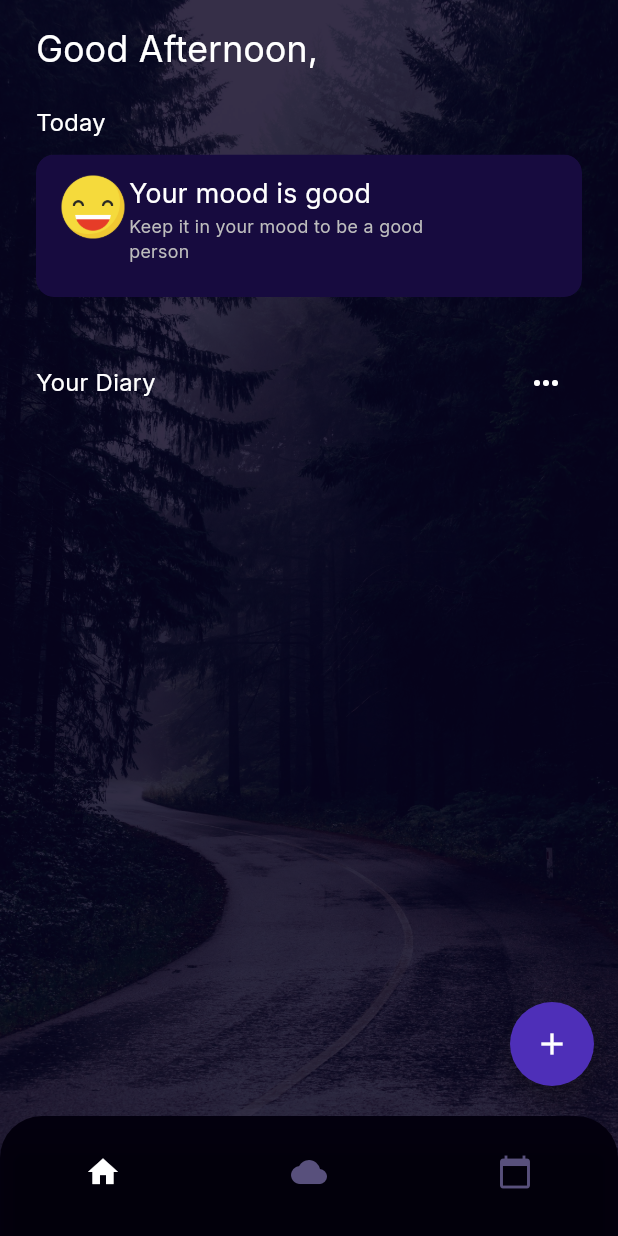
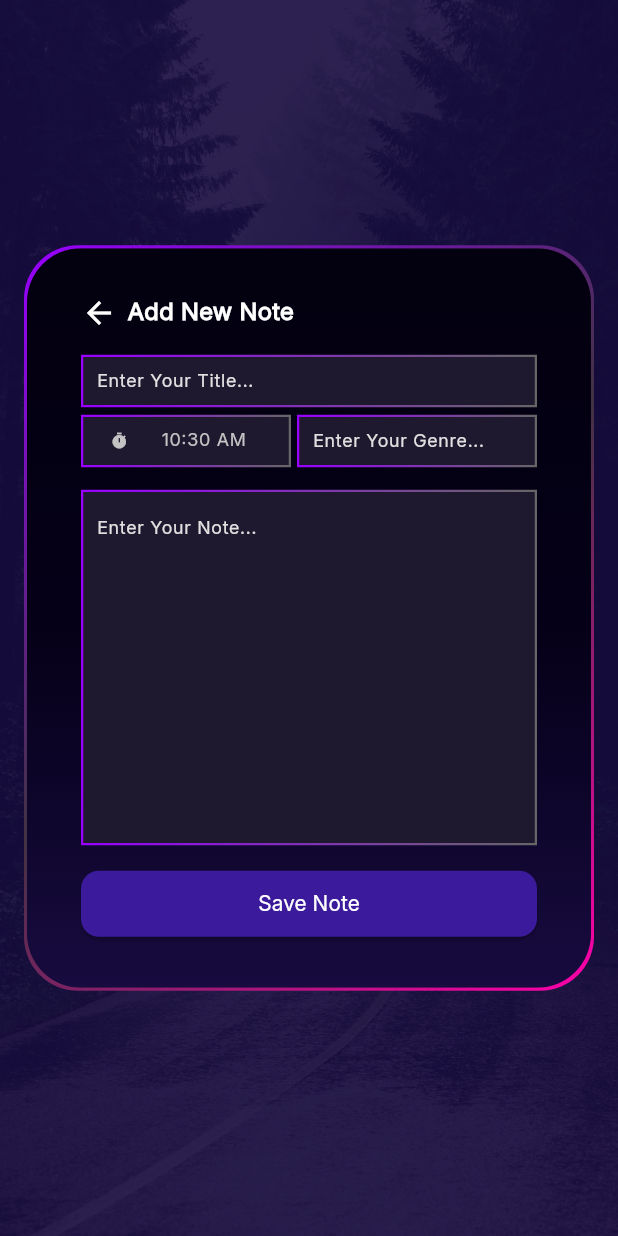
Before and after one commit to jerwinagustin/PersonalApplication, a Flutter app: the Navigation screen opened by its route, after a tap on the "add" icon, on a phone screen of 412 x 824 dp. Run offline on Flutter 3.47's test engine with Material 3 defaults, Android fonts, the light colour scheme and no system bars; our stand-ins replace firebase_auth, firebase_core; accounts and stored records are empty.

Commit message:
Fix overflow

```diff
--- a/lib/DiaryPage/Diary.dart
+++ b/lib/DiaryPage/Diary.dart
@@ -1,5 +1,6 @@
 import 'package:flutter/material.dart';
 import 'package:personal_application/Auth/Authservice.dart';
+import 'package:intl/intl.dart';
 
 class Diary extends StatefulWidget {
   const Diary({super.key});
@@ -9,9 +10,28 @@ class Diary extends StatefulWidget {
 }
 
 class _Diary extends State<Diary> {
+  DateTime selectedDate = DateTime.now();
+
+  String getUserGreeting() {
+    final user = authService.value.currentUser;
+    if (user != null) {
+      final displayName =
+          user.displayName ?? user.email?.split('@')[0] ?? 'User';
+      return 'Good Afternoon, $displayName';
+    }
+    return 'Good Afternoon, User';
+  }
+
+  List<DateTime> getNextDays(int daysCount) {
+    return List.generate(daysCount, (index) {
+      return DateTime.now().add(Duration(days: index));
+    });
+  }
+
   @override
   Widget build(BuildContext context) {
     final size = MediaQuery.of(context).size;
+    final days = getNextDays(7);
 
     return Scaffold(
       body: SingleChildScrollView(
@@ -41,7 +61,7 @@ class _Diary extends State<Diary> {
                     SizedBox(height: 15),
                     SafeArea(
                       child: Text(
-                        'Good Afternoon, ${authService.value.currentUser!.displayName ?? ''}',
+                        getUserGreeting(),
                         style: TextStyle(
                           fontSize: 24,
                           color: Colors.white,
@@ -138,6 +158,78 @@ class _Diary extends State<Diary> {
                         ),
                       ],
                     ),
+
+                    SizedBox(height: 7),
+
+                    SizedBox(
+                      height: 100,
+                      child: ListView.builder(
+                        scrollDirection: Axis.horizontal,
+                        itemCount: days.length,
+                        itemBuilder: (context, index) {
+                          final date = days[index];
+                          final isSelected =
+                              date.day == selectedDate.day &&
+                              date.month == selectedDate.month &&
+                              date.year == selectedDate.year;
+
+                          return GestureDetector(
+                            onTap: () {
+                              setState(() {
+                                selectedDate = date;
+                              });
+                            },
+                            child: Container(
+                              margin: EdgeInsets.only(right: 12),
+                              width: 50,
+                              decoration: BoxDecoration(
+                                color: isSelected
+                                    ? Color(0xFF3B1B9C)
+                                    : Color(0xFF150A3A),
+                                borderRadius: BorderRadius.circular(8),
+                              ),
+                              child: Column(
+                                mainAxisAlignment: MainAxisAlignment.center,
+                                children: [
+                                  Text(
+                                    DateFormat.MMMM()
+                                        .format(date)
+                                        .toUpperCase(),
+                                    style: TextStyle(
+                                      fontFamily: 'Inter',
+                                      color: isSelected
+                                          ? Colors.white
+                                          : Color(0xFFBDBDBD),
+                                      fontSize: 10,
+                                    ),
+                                  ),
+
+                                  Text(
+                                    date.day.toString(),
+                                    style: TextStyle(
+                                      fontSize: 24,
+                                      color: Colors.white,
+                                      fontFamily: 'Inter',
+                                    ),
+                                  ),
+
+                                  Text(
+                                    DateFormat.E().format(date),
+                                    style: TextStyle(
+                                      fontFamily: 'Inter',
+                                      fontSize: 10,
+                                      color: isSelected
+                                          ? Colors.white
+                                          : Color(0xFFBDBDBD),
+                                    ),
+                                  ),
+                                ],
+                              ),
+                            ),
+                          );
+                        },
+                      ),
+                    ),
                   ],
                 ),
               ),
--- /dev/null
+++ b/lib/DiaryPage/DiaryNote.dart
@@ -0,0 +1,354 @@
+import 'package:flutter/material.dart';
+import 'package:personal_application/NavigationBar/Navigation.dart';
+
+class Diarynote extends StatefulWidget {
+  static const String id = 'Diarynote';
+  const Diarynote({super.key});
+
+  @override
+  State<Diarynote> createState() => _Diarynote();
+}
+
+class _Diarynote extends State<Diarynote> {
+  TextEditingController time = TextEditingController();
+  TextEditingController title = TextEditingController();
+  TextEditingController genre = TextEditingController();
+  TextEditingController textNote = TextEditingController();
+
+  @override
+  void initState() {
+    super.initState();
+
+    WidgetsBinding.instance.addPostFrameCallback((_) {
+      final now = TimeOfDay.now();
+
+      setState(() {
+        time.text = now.format(context);
+      });
+    });
+  }
+
+  @override
+  Widget build(BuildContext context) {
+    final size = MediaQuery.of(context).size;
+    return Scaffold(
+      body: SafeArea(
+        child: Stack(
+          children: [
+            Container(color: const Color(0xFF170B3F)),
+            Opacity(
+              opacity: 0.1,
+              child: Container(
+                decoration: BoxDecoration(
+                  image: DecorationImage(
+                    image: AssetImage('images/Phone.jpg'),
+                    fit: BoxFit.cover,
+                  ),
+                ),
+              ),
+            ),
+
+            Expanded(
+              child: Padding(
+                padding: const EdgeInsets.symmetric(horizontal: 16),
+                child: Column(
+                  mainAxisAlignment: MainAxisAlignment.center,
+                  children: [
+                    Container(
+                      decoration: BoxDecoration(
+                        gradient: LinearGradient(
+                          begin: Alignment.topLeft,
+                          end: Alignment.bottomRight,
+                          colors: [
+                            Color(0xFF9900FF),
+                            Color(0xFF413243),
+                            Color(0xFFFF00AA),
+                          ],
+                        ),
+                        borderRadius: BorderRadius.circular(36),
+                      ),
+                      padding: EdgeInsets.all(2),
+                      child: ClipRRect(
+                        borderRadius: BorderRadius.circular(36),
+                        child: Container(
+                          width: MediaQuery.of(context).size.width,
+                          height: 493,
+                          decoration: BoxDecoration(
+                            gradient: LinearGradient(
+                              begin: Alignment.topCenter,
+                              end: Alignment.bottomCenter,
+                              colors: [
+                                Color(0xFF03000F),
+                                Color(0xFF050017),
+                                Color(0xFF170B3F),
+                              ],
+                            ),
+                          ),
+                          child: Padding(
+                            padding: EdgeInsets.symmetric(
+                              horizontal: 36,
+                              vertical: 31,
+                            ),
+                            child: Column(
+                              children: [
+                                Row(
+                                  crossAxisAlignment: CrossAxisAlignment.start,
+                                  children: [
+                                    GestureDetector(
+                                      onTap: () {
+                                        setState(() {
+                                          Navigator.pushNamed(
+                                            context,
+                                            Navigation.id,
+                                          );
+                                        });
+                                      },
+                                      child: Icon(
+                                        Icons.arrow_back,
+                                        color: Colors.white,
+                                      ),
+                                    ),
+                                    SizedBox(width: 7),
+                                    Text(
+                                      'Add New Note',
+                                      style: TextStyle(
+                                        fontFamily: 'Inter',
+                                        fontWeight: FontWeight.bold,
+                                        fontSize: 16,
+                                        color: Colors.white,
+                                      ),
+                                    ),
+                                  ],
+                                ),
+
+                                SizedBox(height: 16),
+
+                                SizedBox(
+                                  height: 35,
+
+                                  child: Container(
+                                    decoration: BoxDecoration(
+                                      gradient: LinearGradient(
+                                        colors: [
+                                          Color(0xFF9900FF),
+                                          Color(0xFF666666),
+                                        ],
+                                      ),
+                                    ),
+                                    padding: EdgeInsets.all(1.5),
+                                    child: Container(
+                                      decoration: BoxDecoration(
+                                        color: Color(0xFF1F192F),
+                                      ),
+                                      alignment: Alignment.center,
+                                      child: TextField(
+                                        controller: title,
+                                        style: TextStyle(
+                                          fontFamily: 'Inter',
+                                          fontSize: 12,
+                                          color: Colors.white,
+                                        ),
+                                        decoration: InputDecoration(
+                                          isDense: true,
+                                          contentPadding: EdgeInsets.symmetric(
+                                            horizontal: 9,
+                                            vertical: 6,
+                                          ),
+                                          border: InputBorder.none,
+                                          hintText: 'Enter Your Title...',
+                                          hintStyle: TextStyle(
+                                            fontFamily: 'Inter',
+                                            fontSize: 12,
+                                            color: Color(0xFFE0E0E0),
+                                          ),
+                                        ),
+                                      ),
+                                    ),
+                                  ),
+                                ),
+                                SizedBox(height: 5),
+
+                                Row(
+                                  children: [
+                                    SizedBox(
+                                      height: 35,
+                                      width: 140,
+                                      child: Container(
+                                        decoration: BoxDecoration(
+                                          gradient: LinearGradient(
+                                            colors: [
+                                              Color(0xFF9900FF),
+                                              Color(0xFF666666),
+                                            ],
+                                          ),
+                                        ),
+
+                                        padding: EdgeInsets.all(1.5),
+                                        child: Container(
+                                          decoration: BoxDecoration(
+                                            color: Color(0xFF1F192F),
+                                          ),
+                                          alignment: Alignment.center,
+                                          child: TextField(
+                                            controller: time,
+                                            readOnly: true,
+                                            enabled: false,
+                                            style: TextStyle(
+                                              fontFamily: 'Inter',
+                                              fontSize: 12,
+                                              color: Color(0xFFC3C3C3),
+                                            ),
+                                            decoration: InputDecoration(
+                                              prefixIcon: Icon(
+                                                Icons.timer,
+                                                size: 12,
+                                                color: Color(0xFFC3C3C3),
+                                              ),
+                                              isDense: true,
+                                              contentPadding:
+                                                  EdgeInsets.symmetric(
+                                                    horizontal: 9,
+                                                    vertical: 6,
+                                                  ),
+                                            ),
+                                          ),
+                                        ),
+                                      ),
+                                    ),
+
+                                    SizedBox(width: 4),
+
+                                    SizedBox(
+                                      height: 35,
+                                      width: 160,
+                                      child: Container(
+                                        decoration: BoxDecoration(
+                                          gradient: LinearGradient(
+                                            colors: [
+                                              Color(0xFF9900FF),
+                                              Color(0xFF666666),
+                                            ],
+                                          ),
+                                        ),
+                                        padding: EdgeInsets.all(1.5),
+                                        child: Container(
+                                          decoration: BoxDecoration(
+                                            color: Color(0xFF1F192F),
+                                          ),
+                                          alignment: Alignment.center,
+                                          child: TextField(
+                                            controller: genre,
+                                            style: TextStyle(
+                                              fontFamily: 'Inter',
+                                              fontSize: 12,
+                                              color: Colors.white,
+                                            ),
+                                            decoration: InputDecoration(
+                                              isDense: true,
+                                              contentPadding:
+                                                  EdgeInsets.symmetric(
+                                                    horizontal: 9,
+                                                    vertical: 6,
+                                                  ),
+                                              border: InputBorder.none,
+                                              hintText: 'Enter Your Genre...',
+                                              hintStyle: TextStyle(
+                                                fontFamily: 'Inter',
+                                                fontSize: 12,
+                                                color: Color(0xFFE0E0E0),
+                                              ),
+                                            ),
+                                          ),
+                                        ),
+                                      ),
+                                    ),
+                                  ],
+                                ),
+
+                                SizedBox(height: 15),
+
+                                SizedBox(
+                                  height: 237,
+
+                                  child: Container(
+                                    decoration: BoxDecoration(
+                                      gradient: LinearGradient(
+                                        colors: [
+                                          Color(0xFF9900FF),
+                                          Color(0xFF666666),
+                                        ],
+                                      ),
+                                    ),
+                                    padding: EdgeInsets.all(1.5),
+                                    child: Container(
+                                      decoration: BoxDecoration(
+                                        color: Color(0xFF1F192F),
+                                      ),
+
+                                      child: TextField(
+                                        controller: textNote,
+                                        style: TextStyle(
+                                          fontFamily: 'Inter',
+                                          fontSize: 12,
+                                          color: Colors.white,
+                                        ),
+                                        decoration: InputDecoration(
+                                          contentPadding: EdgeInsets.symmetric(
+                                            horizontal: 9,
+                                            vertical: 6,
+                                          ),
+                                          border: InputBorder.none,
+                                          hintText: 'Enter Your Note...',
+                                          hintStyle: TextStyle(
+                                            fontFamily: 'Inter',
+                                            fontSize: 12,
+                                            color: Color(0xFFE0E0E0),
+                                          ),
+                                        ),
+                                      ),
+                                    ),
+                                  ),
+                                ),
+
+                                SizedBox(height: 15),
+
+                                SizedBox(
+                                  width: double.infinity,
+                                  child: ElevatedButton(
+                                    onPressed: () {},
+                                    style: ElevatedButton.styleFrom(
+                                      backgroundColor: Color(0xFF3B1B9C),
+                                      padding: EdgeInsets.symmetric(
+                                        vertical: 12,
+                                      ),
+                                      shape: RoundedRectangleBorder(
+                                        borderRadius: BorderRadius.circular(12),
+                                      ),
+                                    ),
+                                    child: Text(
+                                      'Save Note',
+                                      style: TextStyle(
+                                        fontFamily: 'Inter',
+                                        fontSize: 14,
+                                        fontWeight: FontWeight.w500,
+                                        color: Colors.white,
+                                      ),
+                                    ),
+                                  ),
+                                ),
+                              ],
+                            ),
+                          ),
+                        ),
+                      ),
+                    ),
+                  ],
+                ),
+              ),
+            ),
+          ],
+        ),
+      ),
+    );
+  }
+}
--- a/lib/LoginPage/Login_Register_Page.dart
+++ b/lib/LoginPage/Login_Register_Page.dart
@@ -305,6 +305,7 @@ class _LoginPage extends State<LoginPage> {
         email: emailController.text,
         password: passwordController.text,
       );
+      await Future.delayed(Duration(milliseconds: 500));
       Navigator.pushNamed(context, Navigation.id);
     } on FirebaseAuthException catch (e) {
       setState(() {
--- a/lib/NavigationBar/Navigation.dart
+++ b/lib/NavigationBar/Navigation.dart
@@ -1,5 +1,6 @@
 import 'package:flutter/material.dart';
 import 'package:personal_application/DiaryPage/Diary.dart';
+import 'package:personal_application/DiaryPage/DiaryNote.dart';
 
 class Navigation extends StatefulWidget {
   static const String id = 'Navigation';
@@ -75,10 +76,14 @@ class _Navigation extends State<Navigation> {
           ? Padding(
               padding: const EdgeInsets.only(bottom: 100),
               child: FloatingActionButton(
-                onPressed: () {},
+                onPressed: () {
+                  setState(() {
+                    Navigator.pushNamed(context, Diarynote.id);
+                  });
+                },
                 backgroundColor: Color(0xFF4E2FB8),
+                shape: CircleBorder(),
                 child: Icon(Icons.add, color: Colors.white),
-                shape: CircleBorder(),
               ),
             )
           : null,
--- a/lib/main.dart
+++ b/lib/main.dart
@@ -1,4 +1,5 @@
 import 'package:flutter/material.dart';
+import 'package:personal_application/DiaryPage/DiaryNote.dart';
 import 'package:personal_application/LoginPage/Login_Register_Page.dart';
 
 import 'package:firebase_core/firebase_core.dart';
@@ -28,6 +29,7 @@ class MyApp extends StatelessWidget {
         LoginPage.id: (context) => LoginPage(),
         forgotPassword.id: (context) => forgotPassword(),
         Navigation.id: (context) => Navigation(),
+        Diarynote.id: (context) => Diarynote(),
       },
       debugShowCheckedModeBanner: false,
     );
--- a/pubspec.yaml
+++ b/pubspec.yaml
@@ -38,6 +38,7 @@ dependencies:
   firebase_core: ^4.0.0
   firebase_auth: ^6.0.0
   google_sign_in: ^7.1.1
+  intl: ^0.20.2
 
 dev_dependencies:
   flutter_test:
```
Also changed, not shown: lib/DiaryDatabase/DiaryCRUD.dart (added), pubspec.lock, 1 other file.
